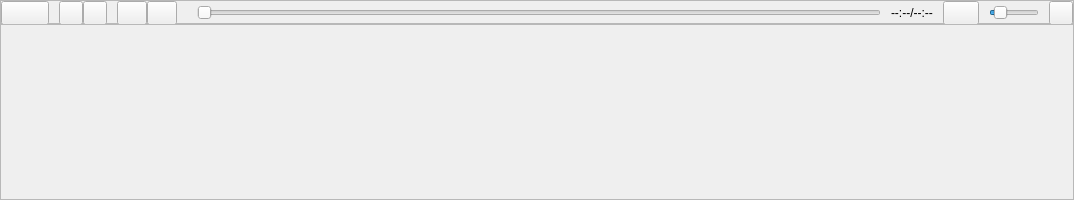
b17ee518/f3fcb5de86f31ecb32d3ca856a233670, file mainwindow.ui: the form before one commit.
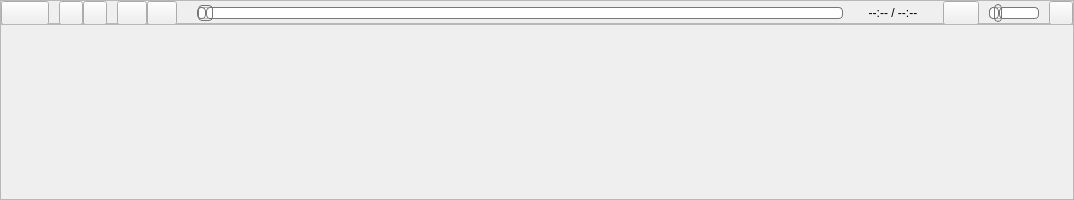
The form after the commit. Icons and pictures are not drawn. Custom widgets are drawn as their Qt base class.

Commit message: add list/color/shortcut refine json

Patch:
```diff
--- a/mainwindow.ui
+++ b/mainwindow.ui
@@ -313,6 +313,64 @@
            <height>24</height>
           </size>
          </property>
+         <property name="styleSheet">
+          <string notr="true">QSlider::groove:horizontal {
+border: 1px solid #bbb;
+background: white;
+height: 10px;
+border-radius: 4px;
+}
+
+QSlider::sub-page:horizontal {
+background: qlineargradient(x1: 0, y1: 0,    x2: 0, y2: 1,
+    stop: 0 #666, stop: 1 #bbb);
+background: qlineargradient(x1: 0, y1: 0.2, x2: 1, y2: 1,
+    stop: 0 #bbb, stop: 1 #555);
+border: 1px solid #777;
+height: 10px;
+border-radius: 4px;
+}
+
+QSlider::add-page:horizontal {
+background: #fff;
+border: 1px solid #777;
+height: 10px;
+border-radius: 4px;
+}
+
+QSlider::handle:horizontal {
+background: qlineargradient(x1:0, y1:0, x2:1, y2:1,
+    stop:0 #eee, stop:1 #ccc);
+border: 1px solid #777;
+width: 13px;
+margin-top: -3px;
+margin-bottom: -3px;
+border-radius: 4px;
+}
+
+QSlider::handle:horizontal:hover {
+background: qlineargradient(x1:0, y1:0, x2:1, y2:1,
+    stop:0 #fff, stop:1 #ddd);
+border: 1px solid #444;
+border-radius: 4px;
+}
+
+QSlider::sub-page:horizontal:disabled {
+background: #bbb;
+border-color: #999;
+}
+
+QSlider::add-page:horizontal:disabled {
+background: #eee;
+border-color: #999;
+}
+
+QSlider::handle:horizontal:disabled {
+background: #eee;
+border: 1px solid #aaa;
+border-radius: 4px;
+}</string>
+         </property>
          <property name="orientation">
           <enum>Qt::Horizontal</enum>
          </property>
@@ -344,7 +402,7 @@
          </property>
          <property name="minimumSize">
           <size>
-           <width>0</width>
+           <width>80</width>
            <height>24</height>
           </size>
          </property>
@@ -355,7 +413,10 @@
           </size>
          </property>
          <property name="text">
-          <string>--:--/--:--</string>
+          <string>--:-- / --:--</string>
+         </property>
+         <property name="alignment">
+          <set>Qt::AlignCenter</set>
          </property>
         </widget>
        </item>
@@ -446,6 +507,64 @@
            <height>24</height>
           </size>
          </property>
+         <property name="styleSheet">
+          <string notr="true">QSlider::groove:horizontal {
+border: 1px solid #bbb;
+background: white;
+height: 10px;
+border-radius: 4px;
+}
+
+QSlider::sub-page:horizontal {
+background: qlineargradient(x1: 0, y1: 0,    x2: 0, y2: 1,
+    stop: 0 #666, stop: 1 #bbb);
+background: qlineargradient(x1: 0, y1: 0.2, x2: 1, y2: 1,
+    stop: 0 #bbb, stop: 1 #555);
+border: 1px solid #777;
+height: 10px;
+border-radius: 4px;
+}
+
+QSlider::add-page:horizontal {
+background: #fff;
+border: 1px solid #777;
+height: 10px;
+border-radius: 4px;
+}
+
+QSlider::handle:horizontal {
+background: qlineargradient(x1:0, y1:0, x2:1, y2:1,
+    stop:0 #eee, stop:1 #ccc);
+border: 1px solid #777;
+width: 6px;
+margin-top: -4px;
+margin-bottom: -4px;
+border-radius: 4px;
+}
+
+QSlider::handle:horizontal:hover {
+background: qlineargradient(x1:0, y1:0, x2:1, y2:1,
+    stop:0 #fff, stop:1 #ddd);
+border: 1px solid #444;
+border-radius: 4px;
+}
+
+QSlider::sub-page:horizontal:disabled {
+background: #bbb;
+border-color: #999;
+}
+
+QSlider::add-page:horizontal:disabled {
+background: #eee;
+border-color: #999;
+}
+
+QSlider::handle:horizontal:disabled {
+background: #eee;
+border: 1px solid #aaa;
+border-radius: 4px;
+}</string>
+         </property>
          <property name="maximum">
           <number>100</number>
          </property>
```
The commit also changes 17 other files.
